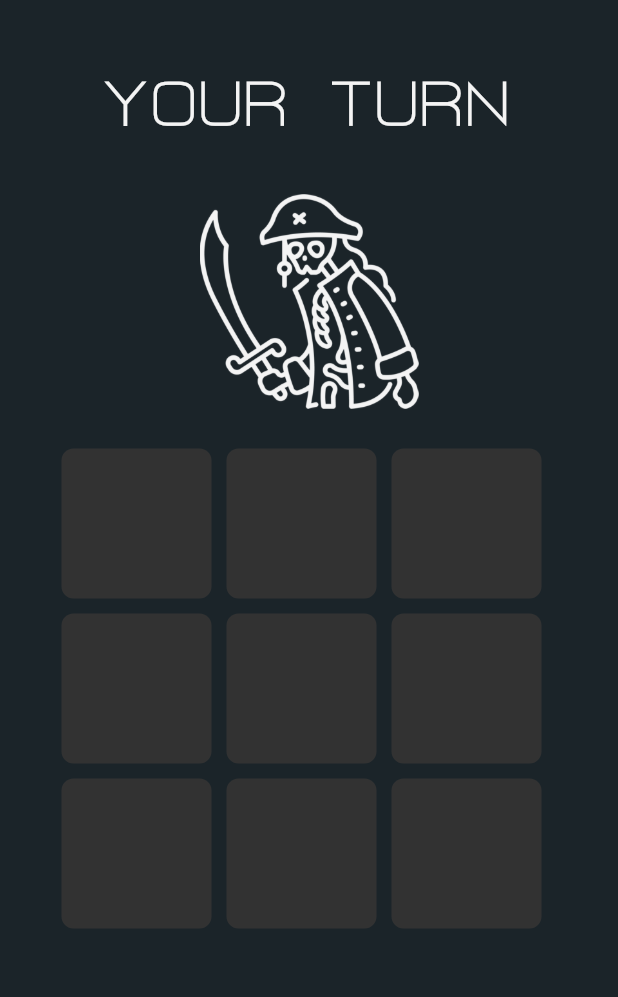
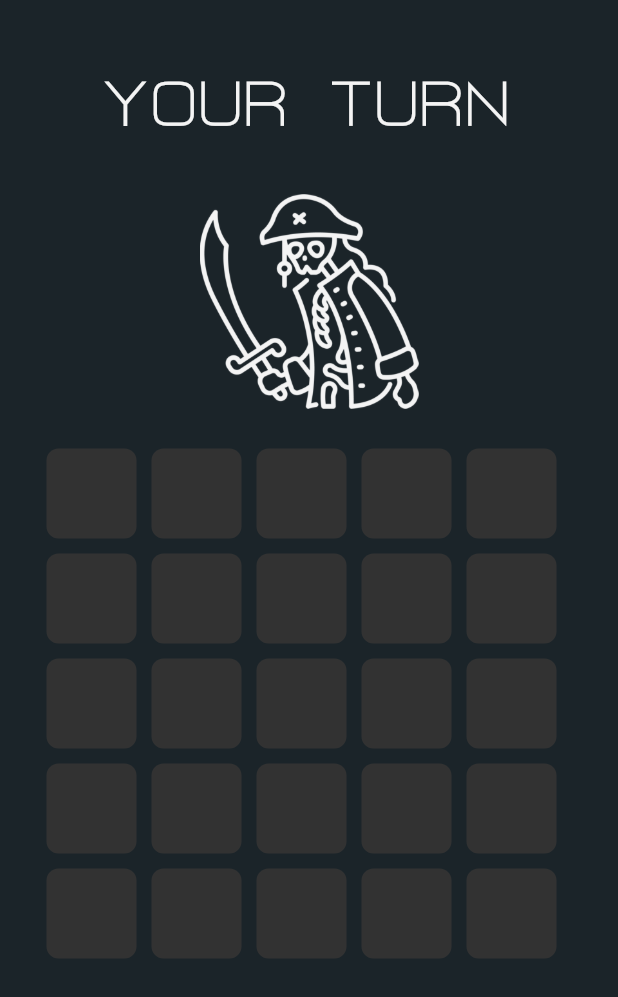
Before and after one commit to spsina/tictactoe_the_unbeatable, a Flutter app: the screen it shows after launch, on a phone screen of 412 x 824 dp. Shown: the top 997 px of the screen. Run offline on Flutter 3.47's test engine with Material 2 defaults, Android fonts, the phone set to English and light mode, and no system bars; statements that could not run were skipped.

Commit message:
container wrapper

```diff
--- a/lib/main.dart
+++ b/lib/main.dart
@@ -27,7 +27,9 @@ class Entry extends StatelessWidget{
       title: "TIC TAC TOE, THE UNBEATABLE",
       home: Scaffold(
         backgroundColor: Color(0xff1B2429),
-        body: GameBoard(Player(PlayerType.X), 3)
+        body: Container( child:
+          GameBoard(Player(PlayerType.X), 5)
+        )
         )
       );
   }
```
